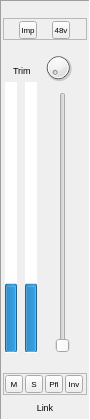
dehnhardt/iconnconfig, file src/widgets/audiochannelfeaturewidget.ui: the form before one commit.
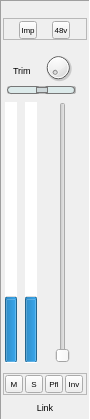
The form after the commit. Icons and pictures are not drawn. Custom widgets are drawn as their Qt base class.

Patch:
```diff
--- a/src/widgets/audiochannelfeaturewidget.ui
+++ b/src/widgets/audiochannelfeaturewidget.ui
@@ -319,7 +319,7 @@
         <property name="geometry">
          <rect>
           <x>40</x>
-          <y>50</y>
+          <y>60</y>
           <width>40</width>
           <height>261</height>
          </rect>
@@ -387,12 +387,15 @@
         <property name="geometry">
          <rect>
           <x>0</x>
-          <y>40</y>
+          <y>60</y>
           <width>37</width>
-          <height>271</height>
+          <height>261</height>
          </rect>
         </property>
         <layout class="QHBoxLayout" name="horizontalLayout">
+         <property name="spacing">
+          <number>6</number>
+         </property>
          <item>
           <widget class="PKLevelMeter" name="m_pPBLeft">
            <property name="sizePolicy">
@@ -473,6 +476,58 @@
          </item>
         </layout>
        </widget>
+       <widget class="QSlider" name="m_pSlidePan">
+        <property name="geometry">
+         <rect>
+          <x>4</x>
+          <y>40</y>
+          <width>70</width>
+          <height>16</height>
+         </rect>
+        </property>
+        <property name="styleSheet">
+         <string notr="true">QSlider { padding: 0; margin: 0;}
+QSlider::groove:hotizontal {
+  border: 1px solid #bbb;
+  background: grey;
+  height: 6px;
+  border-radius: 2px;
+  margin-right: 1px;
+}
+QSlider::sub-page:horizontal {
+  background: #DCEAEA;
+  border: 1px solid #777;
+  height:: 8px;
+  border-radius: 4px;
+  margin-right: 2px;
+}
+QSlider::add-page:horizontal {
+  background: #DCEAEA;
+  border: 1px solid #777;
+  height: 8px;
+  border-radius: 4px;
+  margin-right: 2px;
+}
+QSlider::handle:horizontal {
+  background: #ced7d9;
+  border: 1px solid #777;
+  width: 10px;
+  margin-right: -2px;
+  margin-left: -2px;
+  border-radius: 4px;
+}
+</string>
+        </property>
+        <property name="minimum">
+         <number>-127</number>
+        </property>
+        <property name="maximum">
+         <number>127</number>
+        </property>
+        <property name="orientation">
+         <enum>Qt::Horizontal</enum>
+        </property>
+       </widget>
       </widget>
      </item>
     </layout>
```
Left out of the diff: 4 changed lines with no effect on the pictures.
